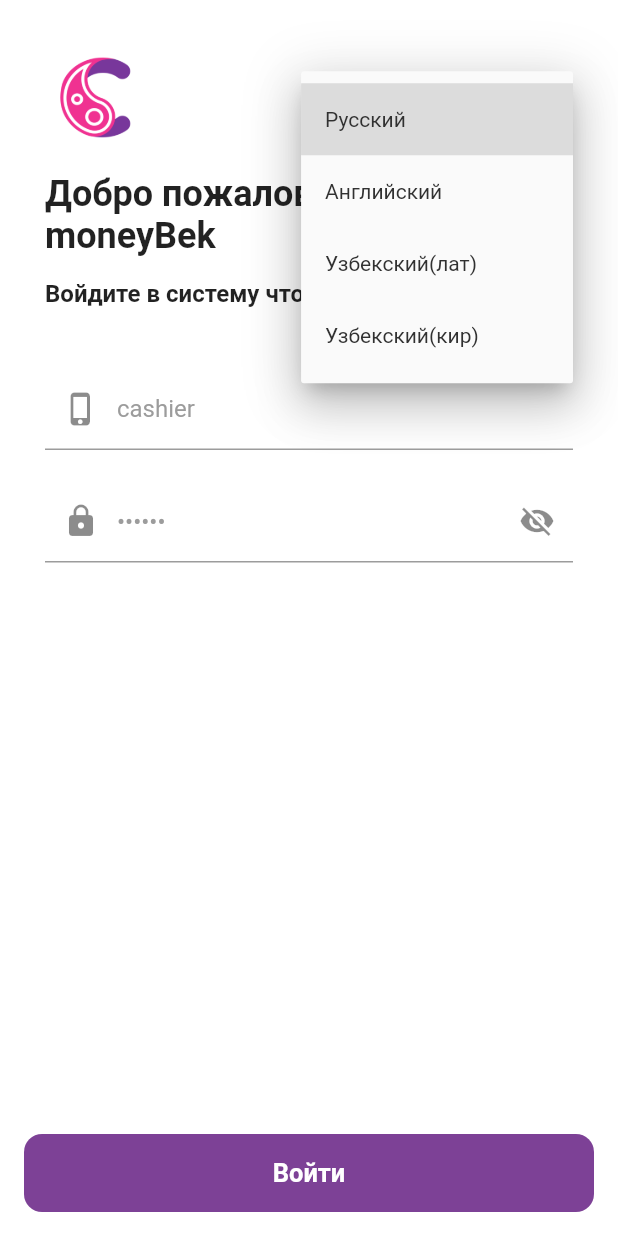
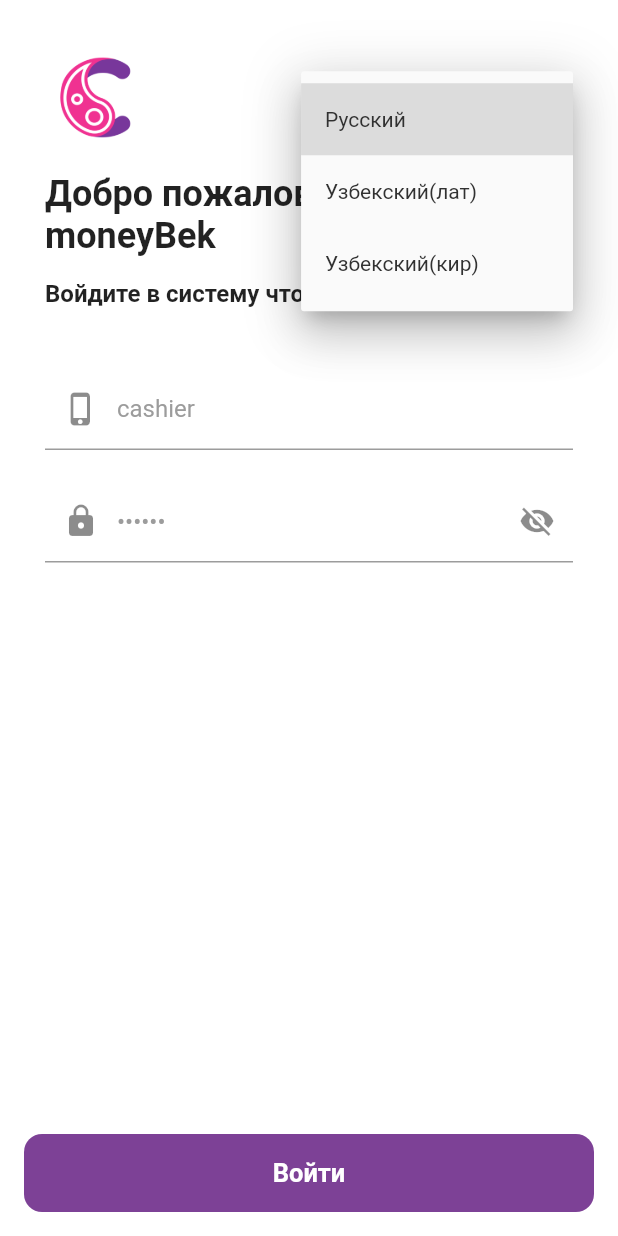
Before and after one commit to AkhmedovSH/cashback, a Flutter app: the screen it shows after launch, after a tap on "Русский", on a phone screen of 412 x 824 dp. Run offline on Flutter 3.47's test engine with Material 2 defaults, Android fonts, the phone set to English and light mode, and no system bars; our stand-ins replace dio, get, shared_preferences; missing offline and left inert: simple_moment; network calls fail.

Commit message:
bugs fixed

```diff
--- a/lib/helpers/translations.dart
+++ b/lib/helpers/translations.dart
@@ -1,7 +1,6 @@
 
 import 'package:get/get.dart';
 
-import '../locales/en.dart';
 import '../locales/ru.dart';
 import '../locales/uz_cyrl.dart';
 import '../locales/uz_latn.dart';
@@ -9,7 +8,6 @@ import '../locales/uz_latn.dart';
 class Messages extends Translations {
   @override
   Map<String, Map<String, String>> get keys => {
-        'en_US': en,
         'ru_RU': ru,
         'uz_cyrl_UZ': uz_cyrl,
         'uz_latn_UZ': uz_latn,
--- a/lib/locales/en.dart
+++ /dev/null
@@ -1,3 +0,0 @@
-final en = {
-  'hello': 'Hello World',
-};
--- a/lib/locales/ru.dart
+++ b/lib/locales/ru.dart
@@ -1,3 +1,8 @@
 final ru = {
-  'hello': 'Привет мир',
+  'welcome_to_moneyback': 'Добро пожаловать в moneyBek',
+  'sign_in_to_continue': 'Войдите в систему чтобы продолжить',
+  'telephone_number': 'Телефонный номер',
+  'password': 'Пароль',
+  'login': 'Войти',
+  'password': 'Пароль',
 };
--- a/lib/locales/uz_cyrl.dart
+++ b/lib/locales/uz_cyrl.dart
@@ -1,3 +1,7 @@
 final uz_cyrl = {
-  'hello': 'Hello World',
+  'welcome_to_moneyback': 'MoneyBek xush kelibsiz',
+  'sign_in_to_continue': 'Davom etish uchun tizimga kiring',
+  'telephone_number': 'Telefon raqami',
+  'password': 'Parol',
+  'login': 'Tizimga kirish',
 };
--- a/lib/locales/uz_latn.dart
+++ b/lib/locales/uz_latn.dart
@@ -1,3 +1,7 @@
 final uz_latn = {
-  'hello': 'Hello World',
+  'welcome_to_moneyback': 'MoneyBek xush kelibsiz',
+  'sign_in_to_continue': 'Davom etish uchun tizimga kiring',
+  'telephone_number': 'Telefon raqami',
+  'password': 'Parol',
+  'login': 'Tizimga kirish',
 };
--- a/lib/pages/auth/login.dart
+++ b/lib/pages/auth/login.dart
@@ -20,7 +20,6 @@ class _LoginState extends State<Login> {
   bool showPassword = true;
   List translations = [
     {'id': 1, 'name': 'Русский', 'locale': const Locale('ru', 'RU')},
-    {'id': 2, 'name': 'Английский', 'locale': const Locale('en', 'EN')},
     {'id': 3, 'name': 'Узбекский(лат)', 'locale': const Locale('uz_cyrl', 'UZ')},
     {'id': 4, 'name': 'Узбекский(кир)', 'locale': const Locale('uz_latn', 'UZ')},
   ];
@@ -124,16 +123,16 @@ class _LoginState extends State<Login> {
               ),
               Container(
                 margin: const EdgeInsets.only(bottom: 15),
-                child: const Text(
-                  'Добро пожаловать в moneyBek',
-                  style: TextStyle(fontWeight: FontWeight.bold, fontSize: 24),
+                child: Text(
+                  'welcome_to_moneyback'.tr,
+                  style: const TextStyle(fontWeight: FontWeight.bold, fontSize: 24),
                 ),
               ),
               Container(
                 margin: const EdgeInsets.only(bottom: 40),
-                child: const Text(
-                  'Войдите в систему чтобы продолжить',
-                  style: TextStyle(fontWeight: FontWeight.w600, fontSize: 16),
+                child: Text(
+                  'sign_in_to_continue'.tr,
+                  style: const TextStyle(fontWeight: FontWeight.w600, fontSize: 16),
                 ),
               ),
               Form(
@@ -177,7 +176,7 @@ class _LoginState extends State<Login> {
                                 focusedBorder: const UnderlineInputBorder(
                                   borderSide: BorderSide(color: Color(0xFF7D4196)),
                                 ),
-                                hintText: 'Телефонный номер(9* *** ** **)',
+                                hintText: 'telephone_number'.tr + '(9* *** ** **)',
                                 hintStyle: const TextStyle(color: Color(0xFF9C9C9C)),
                               ),
                               style: const TextStyle(color: Color(0xFF9C9C9C)),
@@ -269,8 +268,8 @@ class _LoginState extends State<Login> {
               borderRadius: BorderRadius.circular(12),
             ),
           ),
-          child: const Text(
-            'Войти',
+          child: Text(
+            'login'.tr,
             style: TextStyle(fontWeight: FontWeight.bold, fontSize: 17),
           ),
         ),
--- a/lib/pages/home/index.dart
+++ b/lib/pages/home/index.dart
@@ -41,6 +41,7 @@ class _IndexState extends State<Index> {
   }
 
   createCheque() async {
+    print('dasdas');
     if (user['firstName'] != null && validate && int.parse(data['writeOff'].text == '' ? '0' : data['writeOff'].text) > 0 ||
         int.parse(data['totalAmount'].text == '' ? '0' : data['totalAmount'].text) > 0) {
       var sendData = Map.from(data);
@@ -55,6 +56,7 @@ class _IndexState extends State<Index> {
           data['totalAmount'].text = '';
           data['writeOff'].text = '';
           data['products'] = [];
+          user = {};
         });
         widget.clearProducts!();
       }
@@ -191,6 +193,11 @@ class _IndexState extends State<Index> {
                     child: TextField(
                       controller: data['totalAmount'],
                       keyboardType: TextInputType.number,
+                      onChanged: (value) {
+                        setState(() {
+                          validate = int.parse(data['totalAmount'].text == '' ? '0' : data['totalAmount'].text) > 0;
+                        });
+                      },
                       decoration: InputDecoration(
                         prefixIcon: IconButton(
                             onPressed: () {},
@@ -227,10 +234,11 @@ class _IndexState extends State<Index> {
                       scrollPadding: const EdgeInsets.only(bottom: 50),
                       onChanged: (value) {
                         // validateWriteOffField(value);
-                        setState(() {
-                          validate = user['balance'] > int.parse(data['writeOff'].text == '' ? '0' : data['writeOff'].text);
-                        });
-                        print(user['balance'] > int.parse(data['writeOff'].text == '' ? '0' : data['writeOff'].text));
+                        if (user['balance'] != null) {
+                          setState(() {
+                            validate = user['balance'] > int.parse(data['writeOff'].text == '' ? '0' : data['writeOff'].text);
+                          });
+                        }
                       },
                       decoration: const InputDecoration(
                         prefixIcon: Icon(
@@ -318,15 +326,15 @@ class _IndexState extends State<Index> {
         child: ElevatedButton(
           onPressed: user['firstName'] != null && validate && int.parse(data['writeOff'].text == '' ? '0' : data['writeOff'].text) > 0 ||
                   int.parse(data['totalAmount'].text == '' ? '0' : data['totalAmount'].text) > 0
-              ? createCheque()
+              ? () {
+                  createCheque();
+                }
               : null,
           style: ElevatedButton.styleFrom(
             padding: const EdgeInsets.symmetric(vertical: 16),
             elevation: 0,
-            primary: user['firstName'] != null && validate && int.parse(data['writeOff'].text == '' ? '0' : data['writeOff'].text) > 0 ||
-                    int.parse(data['totalAmount'].text == '' ? '0' : data['totalAmount'].text) > 0
-                ? purple
-                : grey,
+            onSurface: Colors.black,
+            primary: purple,
             // primary: user['firstName'] != null ? purple : grey,
             shape: RoundedRectangleBorder(
               borderRadius: BorderRadius.circular(12),
```
